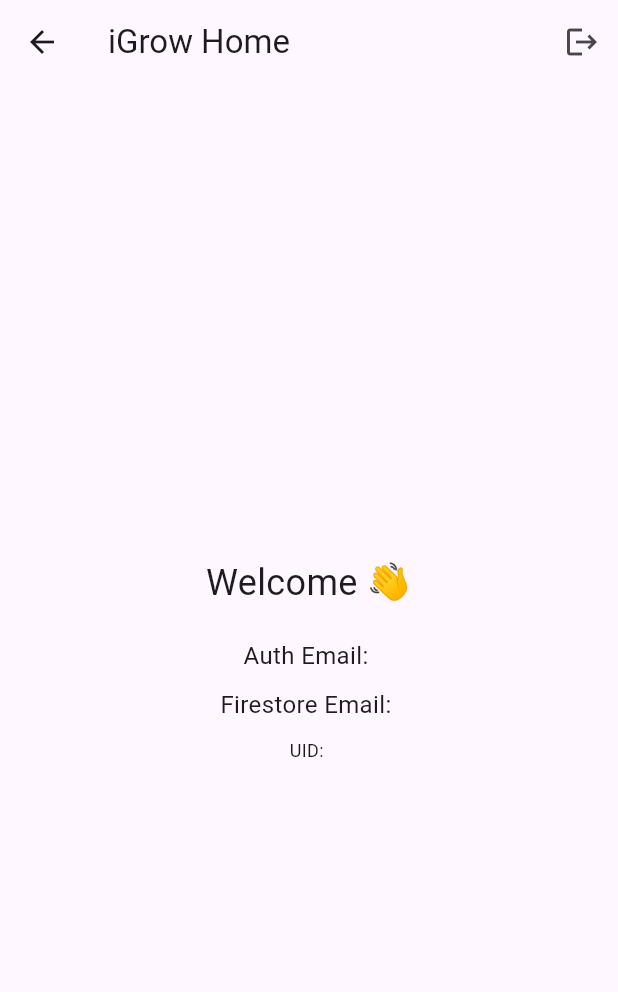
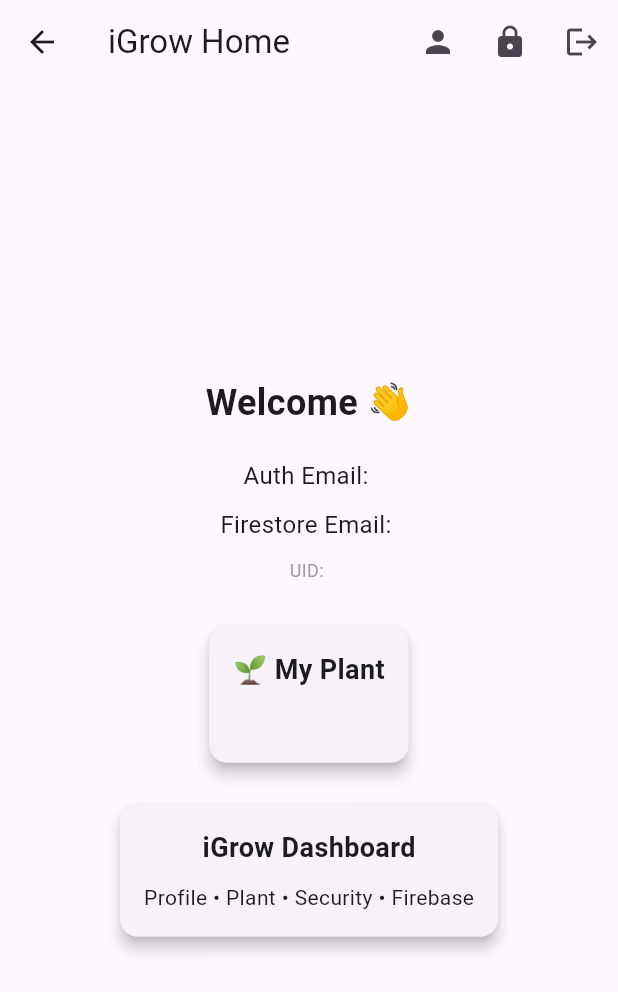
Before and after one commit to rabainardjesse/agricol, a Flutter app: the HomePage screen opened by its route, on a phone screen of 412 x 824 dp. Shown: the top 992 px of the screen. Run offline on Flutter 3.47's test engine with Material 3 defaults, Android fonts, the phone set to English and light mode, and no system bars; our stand-ins replace cloud_firestore, firebase_auth, firebase_core; accounts and stored records are empty; network calls fail.

Commit message:
Plant system + dashboard UI added

```diff
--- a/lib/home_page.dart
+++ b/lib/home_page.dart
@@ -1,6 +1,9 @@
 import 'package:flutter/material.dart';
 import 'package:firebase_auth/firebase_auth.dart';
 import 'package:cloud_firestore/cloud_firestore.dart';
+
+import 'profile_page.dart';
+import 'change_password_page.dart';
 
 class HomePage extends StatefulWidget {
   const HomePage({super.key});
@@ -21,26 +24,40 @@
 
   Future<void> loadUserData() async {
     try {
-      final uid = FirebaseAuth.instance.currentUser!.uid;
+      final user = FirebaseAuth.instance.currentUser;
+
+      if (user == null) {
+        setState(() => isLoading = false);
+        return;
+      }
 
       final doc = await FirebaseFirestore.instance
           .collection('users')
-          .doc(uid)
+          .doc(user.uid)
           .get();
+
+      if (!mounted) return;
 
       setState(() {
         userData = doc.data();
         isLoading = false;
       });
     } catch (e) {
+      if (!mounted) return;
       setState(() => isLoading = false);
     }
   }
 
-  void logout() async {
+  Future<void> logout() async {
     await FirebaseAuth.instance.signOut();
+
     if (!mounted) return;
-    Navigator.pushReplacementNamed(context, '/login');
+
+    Navigator.pushNamedAndRemoveUntil(
+      context,
+      '/login',
+      (route) => false,
+    );
   }
 
   @override
@@ -51,22 +68,50 @@
       appBar: AppBar(
         title: const Text("iGrow Home"),
         actions: [
+
+          IconButton(
+            icon: const Icon(Icons.person),
+            onPressed: () {
+              Navigator.push(
+                context,
+                MaterialPageRoute(
+                  builder: (context) => const ProfilePage(),
+                ),
+              );
+            },
+          ),
+
+          IconButton(
+            icon: const Icon(Icons.lock),
+            onPressed: () {
+              Navigator.push(
+                context,
+                MaterialPageRoute(
+                  builder: (context) => const ChangePasswordPage(),
+                ),
+              );
+            },
+          ),
+
           IconButton(
             icon: const Icon(Icons.logout),
             onPressed: logout,
-          )
+          ),
         ],
       ),
+
       body: Center(
         child: isLoading
             ? const CircularProgressIndicator()
             : Column(
                 mainAxisAlignment: MainAxisAlignment.center,
                 children: [
-                  Text(
+
+                  const Text(
                     "Welcome 👋",
-                    style: const TextStyle(fontSize: 24),
+                    style: TextStyle(fontSize: 24, fontWeight: FontWeight.bold),
                   ),
+
                   const SizedBox(height: 20),
 
                   Text(
@@ -85,7 +130,55 @@
 
                   Text(
                     "UID: ${userData?['uid'] ?? ''}",
-                    style: const TextStyle(fontSize: 12),
+                    style: const TextStyle(fontSize: 12, color: Colors.grey),
+                  ),
+
+                  const SizedBox(height: 25),
+
+                  // 🌱 PLANT SECTION (NEW)
+                  Card(
+                    elevation: 4,
+                    child: Padding(
+                      padding: const EdgeInsets.all(16),
+                      child: Column(
+                        children: [
+                          const Text(
+                            "🌱 My Plant",
+                            style: TextStyle(
+                              fontSize: 18,
+                              fontWeight: FontWeight.bold,
+                            ),
+                          ),
+                          const SizedBox(height: 10),
+                          Text(
+                            userData?['plantName'] ?? 'No plant yet',
+                            style: const TextStyle(fontSize: 16),
+                          ),
+                        ],
+                      ),
+                    ),
+                  ),
+
+                  const SizedBox(height: 20),
+
+                  const Card(
+                    elevation: 4,
+                    child: Padding(
+                      padding: EdgeInsets.all(16),
+                      child: Column(
+                        children: [
+                          Text(
+                            "iGrow Dashboard",
+                            style: TextStyle(
+                              fontSize: 18,
+                              fontWeight: FontWeight.bold,
+                            ),
+                          ),
+                          SizedBox(height: 10),
+                          Text("Profile • Plant • Security • Firebase"),
+                        ],
+                      ),
+                    ),
                   ),
                 ],
               ),
```
Also changed, not shown: lib/change_password_page.dart (added, +105 -0 lines), lib/profile_page.dart (added, +110 -0 lines), lib/register_page.dart (+22 -1 lines), lib/firebase_options.dart.
